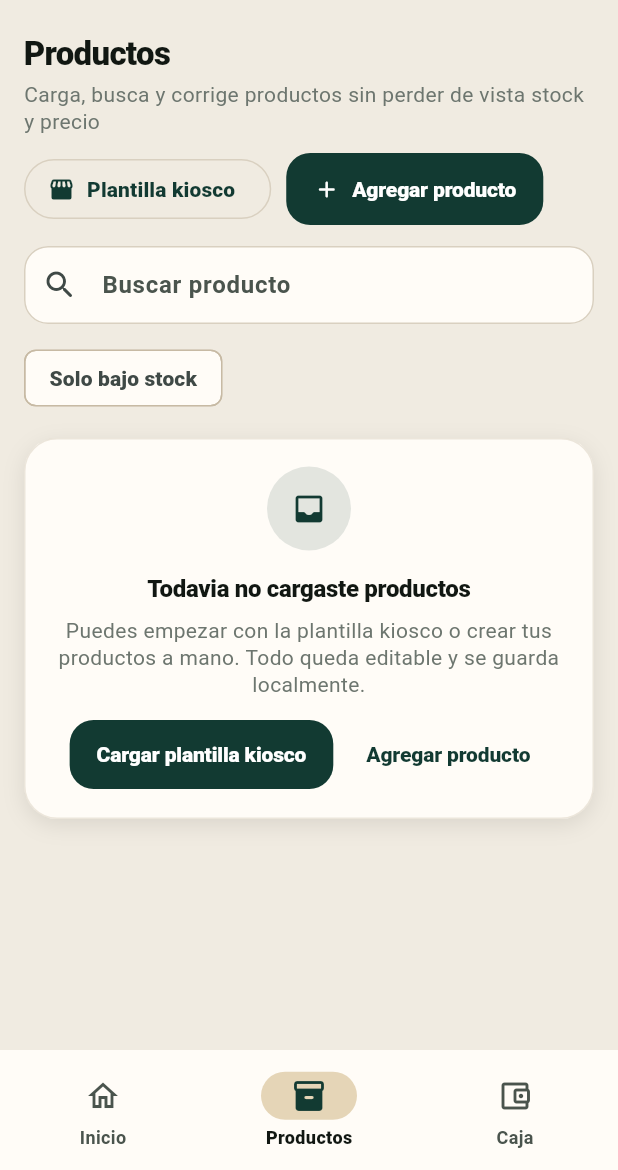
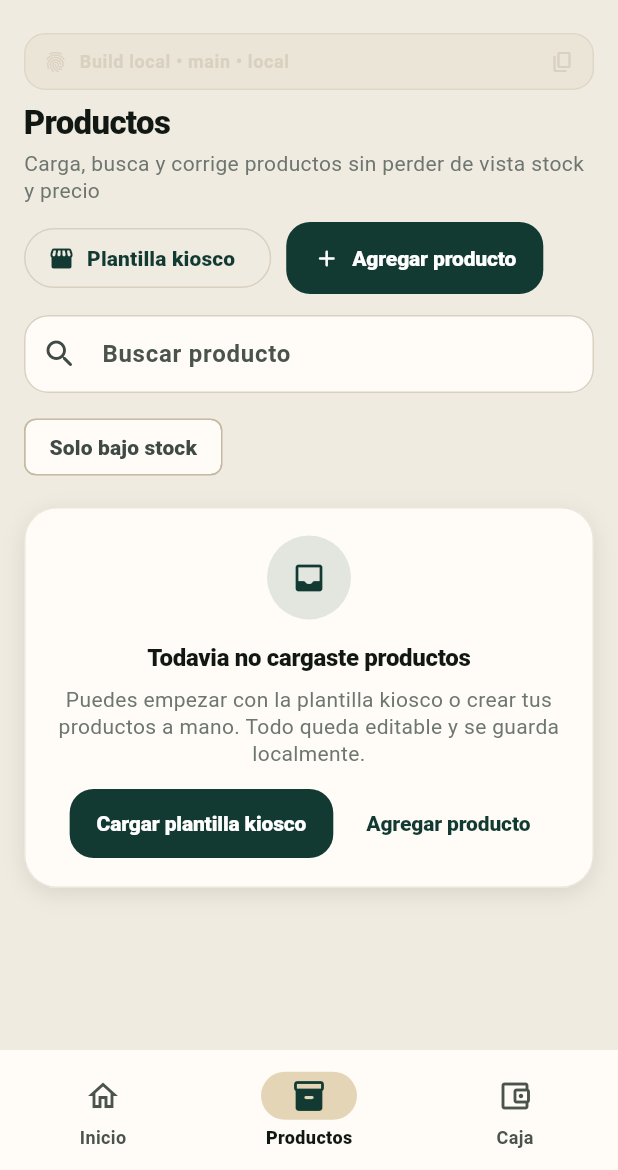
Before and after one commit to bitflowapp/caja-clara, a Flutter app: the screen it shows after launch, item 2 of the bottom bar chosen, on a phone screen of 412 x 824 dp, the part 66-1236 px from its top. Run offline on Flutter 3.47's test engine with Material 3 defaults, Android fonts, the phone set to English and light mode, and no system bars; our stand-ins replace hive_flutter, speech_to_text, web; missing offline and left inert: dart:js_interop, excel, file_selector, mobile_scanner; accounts and stored records are empty.

Commit message:
feat(web): add build marker and version footer

```diff
--- /dev/null
+++ b/lib/app/services/build_info.dart
@@ -0,0 +1,47 @@
+import 'dart:convert';
+
+class BuildInfo {
+  const BuildInfo._();
+
+  static const String sha = String.fromEnvironment(
+    'CAJA_CLARA_BUILD_SHA',
+    defaultValue: 'local',
+  );
+  static const String shortSha = String.fromEnvironment(
+    'CAJA_CLARA_BUILD_SHORT_SHA',
+    defaultValue: 'local',
+  );
+  static const String branch = String.fromEnvironment(
+    'CAJA_CLARA_BUILD_BRANCH',
+    defaultValue: 'main',
+  );
+  static const String builtAtUtc = String.fromEnvironment(
+    'CAJA_CLARA_BUILD_TIME_UTC',
+    defaultValue: 'local',
+  );
+  static const String source = String.fromEnvironment(
+    'CAJA_CLARA_BUILD_SOURCE',
+    defaultValue: 'manual',
+  );
+
+  static String get shortCommit => shortSha == 'local'
+      ? 'local'
+      : shortSha;
+
+  static String get footerText => 'Build $shortCommit • $branch • $builtAtUtc';
+
+  static Map<String, dynamic> toJson({String? baseHref}) {
+    return <String, dynamic>{
+      'commitSha': sha,
+      'shortCommitSha': shortCommit,
+      'branch': branch,
+      'builtAtUtc': builtAtUtc,
+      'source': source,
+      if (baseHref != null) 'baseHref': baseHref,
+    };
+  }
+
+  static String toJsonString({String? baseHref}) {
+    return jsonEncode(toJson(baseHref: baseHref));
+  }
+}
--- a/lib/app/widgets/responsive_shell.dart
+++ b/lib/app/widgets/responsive_shell.dart
@@ -1,3 +1,4 @@
+import 'package:flutter/services.dart';
 import 'package:flutter/material.dart';
 
 import '../screens/expense_screen.dart';
@@ -7,6 +8,7 @@ import '../screens/barcode_scan_screen.dart';
 import '../screens/sale_screen.dart';
 import '../screens/summary_screen.dart';
 import '../services/backup_service.dart';
+import '../services/build_info.dart';
 import '../services/excel_export_service.dart';
 import '../theme/bpc_colors.dart';
 import '../utils/user_facing_errors.dart';
@@ -643,6 +645,11 @@ class _ResponsiveShellState extends State<ResponsiveShell> {
                             ),
                           ),
                         ),
+                        const SizedBox(height: 10),
+                        const Padding(
+                          padding: EdgeInsets.fromLTRB(14, 0, 14, 14),
+                          child: _BuildInfoStrip(),
+                        ),
                       ],
                     ),
                   ),
@@ -704,6 +711,8 @@ class _ResponsiveShellState extends State<ResponsiveShell> {
                     ),
                   ),
                   const SizedBox(height: 6),
+                  const _BuildInfoStrip(),
+                  const SizedBox(height: 8),
                   Expanded(child: page),
                 ],
               ),
@@ -850,3 +859,58 @@ class _SaveErrorBanner extends StatelessWidget {
     );
   }
 }
+
+class _BuildInfoStrip extends StatelessWidget {
+  const _BuildInfoStrip();
+
+  @override
+  Widget build(BuildContext context) {
+    final theme = Theme.of(context);
+    final scheme = theme.colorScheme;
+    final text = BuildInfo.footerText;
+    return Material(
+      color: Colors.transparent,
+      child: InkWell(
+        borderRadius: BorderRadius.circular(14),
+        onTap: () async {
+          await Clipboard.setData(ClipboardData(text: text));
+          if (!context.mounted) {
+            return;
+          }
+          ScaffoldMessenger.of(context).showSnackBar(
+            SnackBar(
+              content: Text('Build copiado: $text'),
+              behavior: SnackBarBehavior.floating,
+            ),
+          );
+        },
+        child: Container(
+          width: double.infinity,
+          padding: const EdgeInsets.symmetric(horizontal: 12, vertical: 10),
+          decoration: BoxDecoration(
+            color: scheme.surfaceContainerHighest.withValues(alpha: 0.58),
+            borderRadius: BorderRadius.circular(14),
+            border: Border.all(color: scheme.outlineVariant.withValues(alpha: 0.34)),
+          ),
+          child: Row(
+            children: [
+              Icon(Icons.fingerprint_rounded, size: 16, color: scheme.outline),
+              const SizedBox(width: 8),
+              Expanded(
+                child: Text(
+                  text,
+                  style: theme.textTheme.bodySmall?.copyWith(
+                    color: scheme.outline,
+                    fontWeight: FontWeight.w700,
+                  ),
+                ),
+              ),
+              const SizedBox(width: 8),
+              Icon(Icons.copy_rounded, size: 16, color: scheme.outline),
+            ],
+          ),
+        ),
+      ),
+    );
+  }
+}
```
Also changed, not shown: 4 other files.
